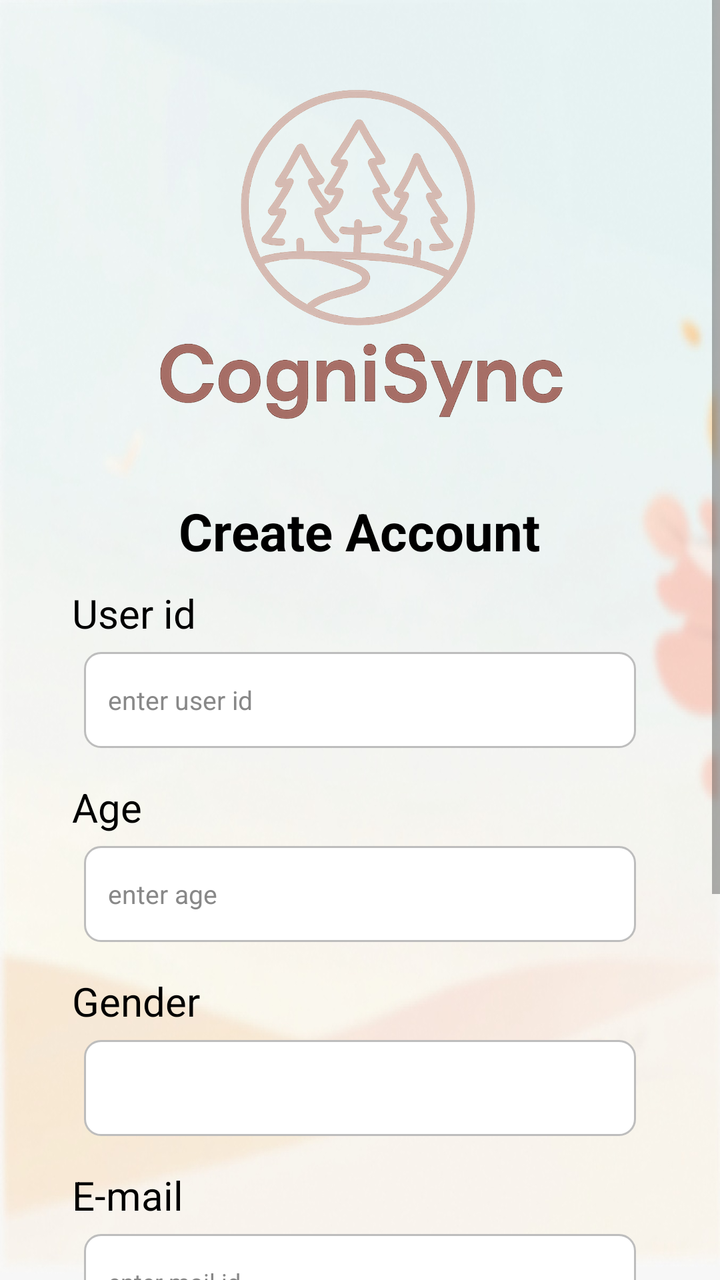
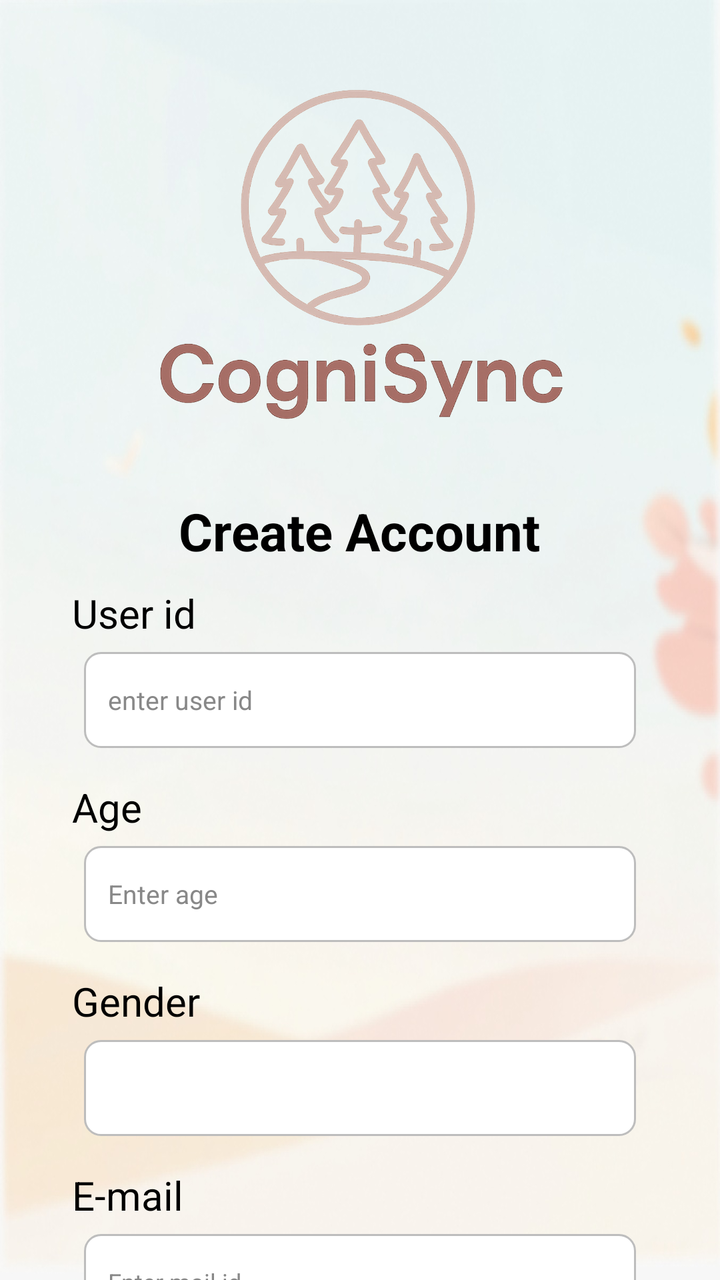

Before-and-after screenshots of an Android layout around one commit, followed by the original layout XML and the change that was made.
<!-- AndroidManifest.xml: application theme Theme.CogniSync -->
<!-- res/layout/activity_signup.xml -->
<?xml version="1.0" encoding="utf-8"?>
<ScrollView xmlns:android="http://schemas.android.com/apk/res/android"
    xmlns:tools="http://schemas.android.com/tools"
    android:layout_width="match_parent"
    android:layout_height="match_parent"
    android:background="@drawable/login_bg"
    android:overScrollMode="never"
    tools:context=".SignupActivity">

    <RelativeLayout
        android:layout_width="match_parent"
        android:layout_height="wrap_content">

        <LinearLayout
            android:id="@+id/container"
            android:layout_width="match_parent"
            android:layout_height="wrap_content"
            android:orientation="vertical"
            android:background="@drawable/rounded_white_bg"
            android:padding="16dp"
            android:layout_margin="20dp">

            
            <ImageView
                android:layout_width="300dp"
                android:layout_height="200dp"
                android:layout_gravity="center"
                android:src="@drawable/logo_1"
                android:contentDescription="@string/logo" />

            
            <TextView
                android:layout_width="wrap_content"
                android:layout_height="wrap_content"
                android:layout_gravity="center"
                android:layout_marginTop="12dp"
                android:text="@string/create_account"
                android:textSize="26sp"
                android:textStyle="bold"
                android:textColor="#000000" />

            
            <TextView
                android:layout_width="wrap_content"
                android:layout_height="wrap_content"
                android:layout_marginTop="10dp"
                android:text="User id"
                android:textSize="20sp"
                android:textColor="#000000" />

            <EditText
                android:id="@+id/fullNameInput"
                android:layout_width="match_parent"
                android:layout_height="48dp"
                android:layout_margin="6dp"
                android:background="@drawable/edittext_bg"
                android:hint="enter user id"
                android:textColor="#000000"
                android:textColorHint="#888888"
                android:textSize="13sp" />

            
            <TextView
                android:layout_width="wrap_content"
                android:layout_height="wrap_content"
                android:layout_marginTop="10dp"
                android:text="@string/age"
                android:textSize="20sp"
                android:textColor="#000000" />

            <EditText
                android:id="@+id/ageInput"
                android:layout_width="match_parent"
                android:layout_height="48dp"
                android:layout_margin="6dp"
                android:background="@drawable/edittext_bg"
                android:hint="@string/enter_age"
                android:inputType="number"
                android:textColor="#000000"
                android:textColorHint="#888888"
                android:textSize="13sp" />

            
            <TextView
                android:layout_width="wrap_content"
                android:layout_height="wrap_content"
                android:layout_marginTop="10dp"
                android:text="@string/gender"
                android:textSize="20sp"
                android:textColor="#000000" />

            <Spinner
                android:id="@+id/genderSpinner"
                android:layout_width="match_parent"
                android:layout_height="48dp"
                android:layout_margin="6dp"
                android:background="@drawable/edittext_bg"
                android:spinnerMode="dropdown"
                android:gravity="center_vertical" />

            
            <TextView
                android:layout_width="wrap_content"
                android:layout_height="wrap_content"
                android:layout_marginTop="10dp"
                android:text="@string/email"
                android:textSize="20sp"
                android:textColor="#000000" />

            <EditText
                android:id="@+id/mailInput"
                android:layout_width="match_parent"
                android:layout_height="48dp"
                android:layout_margin="6dp"
                android:background="@drawable/edittext_bg"
                android:hint="@string/enter_mail"
                android:inputType="textEmailAddress"
                android:textColor="#000000"
                android:textColorHint="#888888"
                android:textSize="12sp" />

            
            <TextView
                android:layout_width="wrap_content"
                android:layout_height="wrap_content"
                android:layout_marginTop="10dp"
                android:text="@string/password"
                android:textSize="20sp"
                android:textColor="#000000" />

            <EditText
                android:id="@+id/passwordInput"
                android:layout_width="match_parent"
                android:layout_height="48dp"
                android:layout_margin="6dp"
                android:background="@drawable/edittext_bg"
                android:hint="@string/enter_password"
                android:inputType="textPassword"
                android:textColor="#000000"
                android:textColorHint="#888888"
                android:textSize="13sp"
                android:drawableEnd="@drawable/ic_eye_closed"
                android:paddingEnd="48dp" />

            
            <androidx.appcompat.widget.AppCompatButton
                android:id="@+id/btnSignup"
                android:layout_width="match_parent"
                android:layout_height="48dp"
                android:layout_marginTop="36dp"
                android:background="@drawable/btn_bg"
                android:text="@string/sign_up"
                android:textStyle="bold" />

            
            <LinearLayout
                android:layout_width="match_parent"
                android:layout_height="wrap_content"
                android:layout_marginTop="12dp"
                android:gravity="center"
                android:orientation="horizontal">

                <TextView
                    android:layout_width="wrap_content"
                    android:layout_height="wrap_content"
                    android:text="@string/already_have_account"
                    android:textColor="#000000"
                    android:textSize="12sp" />

                <TextView
                    android:id="@+id/loginText"
                    android:layout_width="wrap_content"
                    android:layout_height="wrap_content"
                    android:text="@string/log_in"
                    android:textColor="#D84315"
                    android:textSize="12sp"
                    android:textStyle="bold"
                    android:layout_marginStart="4dp" />
            </LinearLayout>

        </LinearLayout>
    </RelativeLayout>
</ScrollView>
<!-- resources referenced by this layout -->
<resources>
  <!-- drawable btn_bg (drawable) -->
  <shape xmlns:android="http://schemas.android.com/apk/res/android"
      android:shape="rectangle">
      <solid android:color="#B9BDBF"/>
      <corners android:radius="35dp"/>
  </shape>
  <!-- drawable edittext_bg (drawable) -->
  <?xml version="1.0" encoding="utf-8"?>
  <selector xmlns:android="http://schemas.android.com/apk/res/android">
  
      
      <item android:state_pressed="true">
          <shape android:shape="rectangle">
              <solid android:color="#FFFFFF"/>
              <corners android:radius="8dp"/>
              <stroke android:width="2dp" android:color="#8AB4F8"/>
              <padding
                  android:left="12dp"
                  android:top="12dp"
                  android:right="12dp"
                  android:bottom="12dp"/>
          </shape>
      </item>
  
      
      <item android:state_focused="true">
          <shape android:shape="rectangle">
              <solid android:color="#FFFFFF"/>
              <corners android:radius="8dp"/>
              <stroke android:width="2dp" android:color="#8AB4F8"/>
              <padding
                  android:left="12dp"
                  android:top="12dp"
                  android:right="12dp"
                  android:bottom="12dp"/>
          </shape>
      </item>
  
      
      <item>
          <shape android:shape="rectangle">
              <solid android:color="#FFFFFF"/>
              <corners android:radius="8dp"/>
              <stroke android:width="1dp" android:color="#BDBDBD"/>
              <padding
                  android:left="12dp"
                  android:top="12dp"
                  android:right="12dp"
                  android:bottom="12dp"/>
          </shape>
      </item>
  
  </selector>
  <!-- drawable ic_eye_closed (drawable) -->
  <?xml version="1.0" encoding="utf-8"?>
  <vector xmlns:android="http://schemas.android.com/apk/res/android"
      android:width="24dp"
      android:height="24dp"
      android:viewportWidth="24"
      android:viewportHeight="24">
      <path
          android:fillColor="#888888"
          android:pathData="M12,6.5c3.31,0 6.31,1.65 8.27,4.23l1.46-1.46C19.23,6.36 15.76,4.5 12,4.5c-5,0-9.27,3.11-11,7.5c0.68,1.72 1.73,3.25 3.03,4.5l1.46-1.46C4.23,13.96 3.4,12.99 2.73,12C4.46,7.61 8.73,6.5 12,6.5z" />
      <path
          android:fillColor="#888888"
          android:pathData="M2.81,2.81L1.39,4.22l3.16,3.16C3.23,8.5 2.06,10.14 1,12c1.73,4.39 6,7.5 11,7.5c1.86,0 3.64-0.43 5.23-1.2l3.55,3.55l1.41-1.41L2.81,2.81zM12,17c-2.76,0-5-2.24-5-5c0-0.77 0.18-1.49 0.49-2.15l1.62,1.62c-0.07,0.17-0.11,0.35-0.11,0.53c0,1.66 1.34,3 3,3c0.18,0 0.36-0.04 0.53-0.11l1.62,1.62C13.49,16.82 12.77,17 12,17z" />
  </vector>
  <!-- drawable login_bg: png bitmap (drawable, 68655 bytes) -->
  <!-- drawable logo_1: png bitmap (drawable, 403274 bytes) -->
  <!-- drawable rounded_white_bg (drawable) -->
  <?xml version="1.0" encoding="utf-8"?>
  <selector xmlns:android="http://schemas.android.com/apk/res/android">
  
  </selector>
  <string name="age">Age</string>
  <string name="already_have_account">Already have an account?</string>
  <string name="create_account">Create Account</string>
  <string name="email">E-mail</string>
  <string name="enter_age">enter age</string>
  <string name="enter_mail">enter mail id</string>
  <string name="enter_password">enter password</string>
  <string name="gender">Gender</string>
  <string name="log_in">Log in</string>
  <string name="logo">LOGO</string>
  <string name="password">Password</string>
  <string name="sign_up">Sign up</string>
  <style name="Theme.CogniSync" parent="Theme.MaterialComponents.DayNight.NoActionBar">
  
  
  
          
          <item name="android:statusBarColor">@android:color/white</item>
          <item name="android:windowLightStatusBar">true</item>
  
      </style>
</resources>

<!-- the commit's change to res/layout/activity_signup.xml (unified diff, before → after) -->
@@ -1,10 +1,14 @@
 <?xml version="1.0" encoding="utf-8"?>
-<ScrollView xmlns:android="http://schemas.android.com/apk/res/android"
+<androidx.core.widget.NestedScrollView xmlns:android="http://schemas.android.com/apk/res/android"
     xmlns:tools="http://schemas.android.com/tools"
+    android:id="@+id/signupRoot"
     android:layout_width="match_parent"
     android:layout_height="match_parent"
     android:background="@drawable/login_bg"
     android:overScrollMode="never"
+    android:fillViewport="true"
+    android:fitsSystemWindows="true"
+    android:clipToPadding="false"
     tools:context=".SignupActivity">
 
     <RelativeLayout
@@ -18,7 +22,8 @@
             android:orientation="vertical"
             android:background="@drawable/rounded_white_bg"
             android:padding="16dp"
-            android:layout_margin="20dp">
+            android:layout_margin="20dp"
+            android:focusableInTouchMode="true">
 
             
             <ImageView
@@ -26,7 +31,7 @@
                 android:layout_height="200dp"
                 android:layout_gravity="center"
                 android:src="@drawable/logo_1"
-                android:contentDescription="@string/logo" />
+                android:contentDescription="logo" />
 
             
             <TextView
@@ -34,7 +39,7 @@
                 android:layout_height="wrap_content"
                 android:layout_gravity="center"
                 android:layout_marginTop="12dp"
-                android:text="@string/create_account"
+                android:text="Create Account"
                 android:textSize="26sp"
                 android:textStyle="bold"
                 android:textColor="#000000" />
@@ -64,7 +69,7 @@
                 android:layout_width="wrap_content"
                 android:layout_height="wrap_content"
                 android:layout_marginTop="10dp"
-                android:text="@string/age"
+                android:text="Age"
                 android:textSize="20sp"
                 android:textColor="#000000" />
 
@@ -74,7 +79,7 @@
                 android:layout_height="48dp"
                 android:layout_margin="6dp"
                 android:background="@drawable/edittext_bg"
-                android:hint="@string/enter_age"
+                android:hint="Enter age"
                 android:inputType="number"
                 android:textColor="#000000"
                 android:textColorHint="#888888"
@@ -85,7 +90,7 @@
                 android:layout_width="wrap_content"
                 android:layout_height="wrap_content"
                 android:layout_marginTop="10dp"
-                android:text="@string/gender"
+                android:text="Gender"
                 android:textSize="20sp"
                 android:textColor="#000000" />
 
@@ -103,7 +108,7 @@
                 android:layout_width="wrap_content"
                 android:layout_height="wrap_content"
                 android:layout_marginTop="10dp"
-                android:text="@string/email"
+                android:text="E-mail"
                 android:textSize="20sp"
                 android:textColor="#000000" />
 
@@ -113,7 +118,7 @@
                 android:layout_height="48dp"
                 android:layout_margin="6dp"
                 android:background="@drawable/edittext_bg"
-                android:hint="@string/enter_mail"
+                android:hint="Enter mail id"
                 android:inputType="textEmailAddress"
                 android:textColor="#000000"
                 android:textColorHint="#888888"
@@ -124,7 +129,7 @@
                 android:layout_width="wrap_content"
                 android:layout_height="wrap_content"
                 android:layout_marginTop="10dp"
-                android:text="@string/password"
+                android:text="Password"
                 android:textSize="20sp"
                 android:textColor="#000000" />
 
@@ -134,7 +139,7 @@
                 android:layout_height="48dp"
                 android:layout_margin="6dp"
                 android:background="@drawable/edittext_bg"
-                android:hint="@string/enter_password"
+                android:hint="Enter password"
                 android:inputType="textPassword"
                 android:textColor="#000000"
                 android:textColorHint="#888888"
@@ -149,7 +154,7 @@
                 android:layout_height="48dp"
                 android:layout_marginTop="36dp"
                 android:background="@drawable/btn_bg"
-                android:text="@string/sign_up"
+                android:text="Sign up"
                 android:textStyle="bold" />
 
             
@@ -163,7 +168,7 @@
                 <TextView
                     android:layout_width="wrap_content"
                     android:layout_height="wrap_content"
-                    android:text="@string/already_have_account"
+                    android:text="Already have an account?"
                     android:textColor="#000000"
                     android:textSize="12sp" />
 
@@ -171,13 +176,18 @@
                     android:id="@+id/loginText"
                     android:layout_width="wrap_content"
                     android:layout_height="wrap_content"
-                    android:text="@string/log_in"
+                    android:text="Log in"
                     android:textColor="#D84315"
                     android:textSize="12sp"
                     android:textStyle="bold"
                     android:layout_marginStart="4dp" />
             </LinearLayout>
 
+            
+            <View
+                android:layout_width="match_parent"
+                android:layout_height="16dp" />
+
         </LinearLayout>
     </RelativeLayout>
-</ScrollView>
+</androidx.core.widget.NestedScrollView>
<!-- resource entries referenced after the edit -->
@@ -74,18 +74,6 @@
   <selector xmlns:android="http://schemas.android.com/apk/res/android">
   
   </selector>
-  <string name="age">Age</string>
-  <string name="already_have_account">Already have an account?</string>
-  <string name="create_account">Create Account</string>
-  <string name="email">E-mail</string>
-  <string name="enter_age">enter age</string>
-  <string name="enter_mail">enter mail id</string>
-  <string name="enter_password">enter password</string>
-  <string name="gender">Gender</string>
-  <string name="log_in">Log in</string>
-  <string name="logo">LOGO</string>
-  <string name="password">Password</string>
-  <string name="sign_up">Sign up</string>
   <style name="Theme.CogniSync" parent="Theme.MaterialComponents.DayNight.NoActionBar">
   
   
